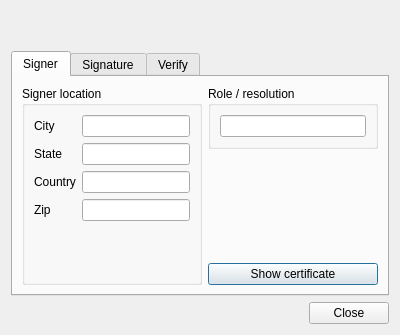
Above: qdigidoc/trunk/client/ui/SignatureDialog.ui from tixsys/esteid before the change. Below: the same form after it.
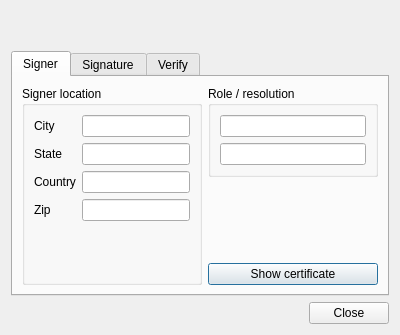
That is the form after the change.

Diff of the .ui file:
```diff
--- a/qdigidoc/trunk/client/ui/SignatureDialog.ui
+++ b/qdigidoc/trunk/client/ui/SignatureDialog.ui
@@ -118,6 +118,9 @@
             </property>
            </widget>
           </item>
+          <item>
+           <widget class="QLineEdit" name="signerResolution"/>
+          </item>
          </layout>
         </widget>
        </item>
```
